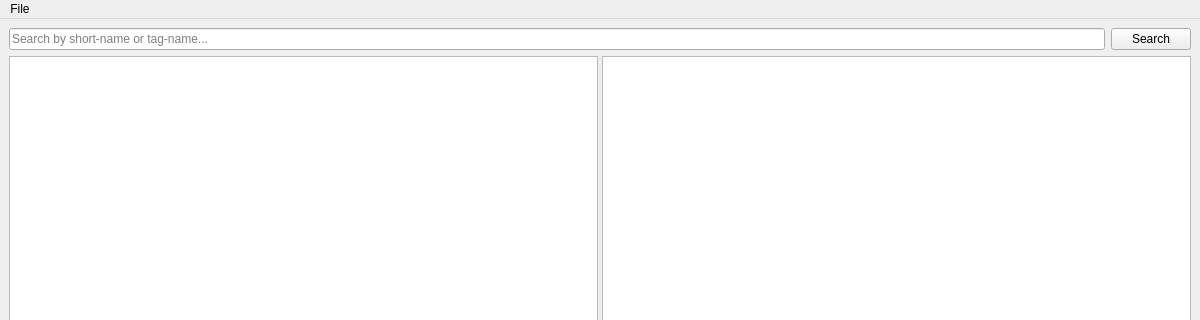
Old version of the form src/ui/mainwindow.ui in the repository 123zmz123/ArxmlViewerPro; both pictures show x 0 to 1200 and y 0 to 320 of the 1200 by 800 pixel window.
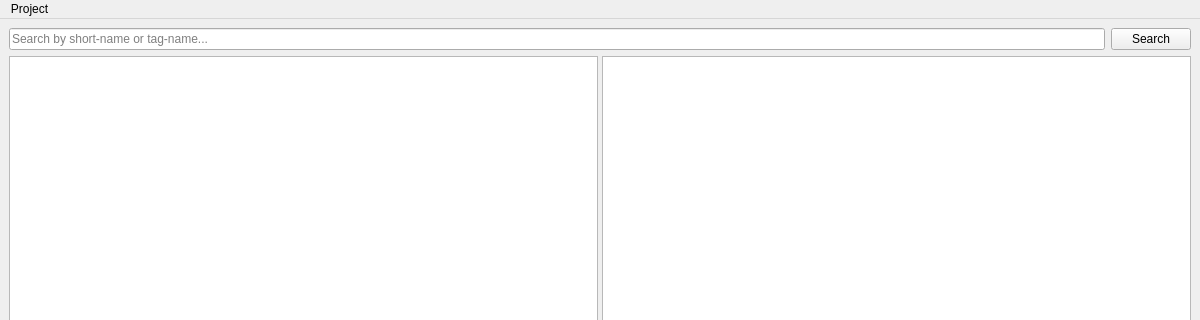
New version of the form.

Commit message: UI change , add file name filter

The edit to the form file:
```diff
--- a/src/ui/mainwindow.ui
+++ b/src/ui/mainwindow.ui
@@ -46,7 +46,7 @@
     <rect><x>0</x><y>0</y><width>1200</width><height>25</height></rect>
    </property>
    <widget class="QMenu" name="menuFile">
-    <property name="title"><string>File</string></property>
+    <property name="title"><string>Project</string></property>
     <addaction name="actionOpen"/>
     <addaction name="actionRefresh"/>
     <addaction name="separator"/>
```
The commit also changes 2 other files.
